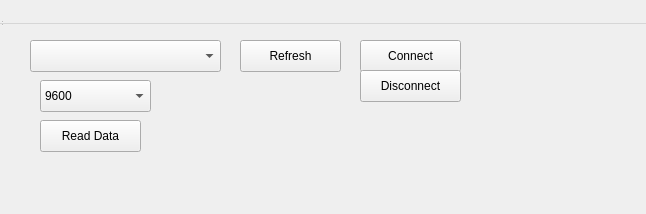
jackon274/Orion_Ground_Station, file ui/connectionwindow.ui: the form before one commit.
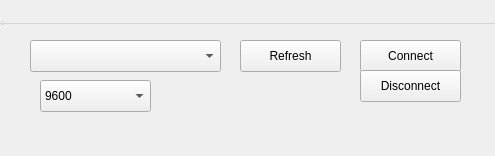
The form after the commit.

Commit message: Remove debug-only buttons

Patch:
```diff
--- a/ui/connectionwindow.ui
+++ b/ui/connectionwindow.ui
@@ -6,8 +6,8 @@
    <rect>
     <x>0</x>
     <y>0</y>
-    <width>646</width>
-    <height>214</height>
+    <width>495</width>
+    <height>156</height>
    </rect>
   </property>
   <property name="windowTitle">
@@ -102,22 +102,6 @@
      </property>
     </item>
    </widget>
-   <widget class="QPushButton" name="btn_read">
-    <property name="geometry">
-     <rect>
-      <x>40</x>
-      <y>120</y>
-      <width>101</width>
-      <height>32</height>
-     </rect>
-    </property>
-    <property name="text">
-     <string>Read Data</string>
-    </property>
-    <property name="autoDefault">
-     <bool>false</bool>
-    </property>
-   </widget>
    <widget class="QPushButton" name="btn_disconnect">
     <property name="geometry">
      <rect>
```
The commit also changes 2 other files.
